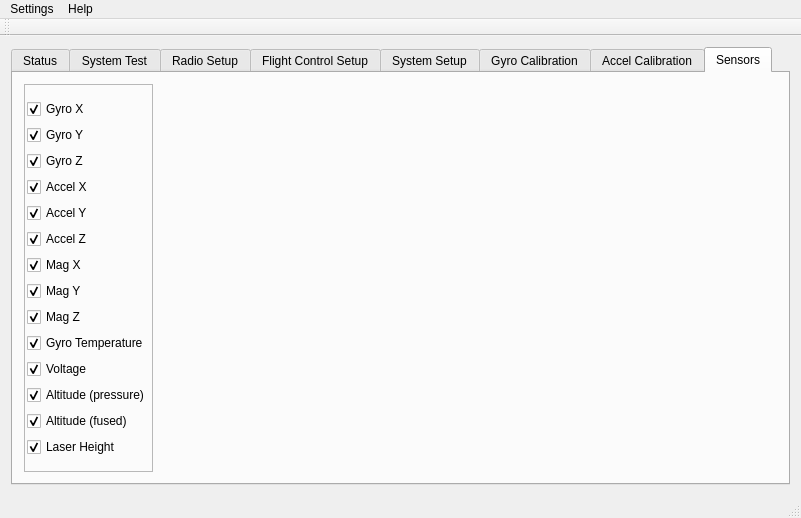
Old version of the form GroundStation-Qt/mainwindow.ui in the repository parallaxinc/Flight-Controller.
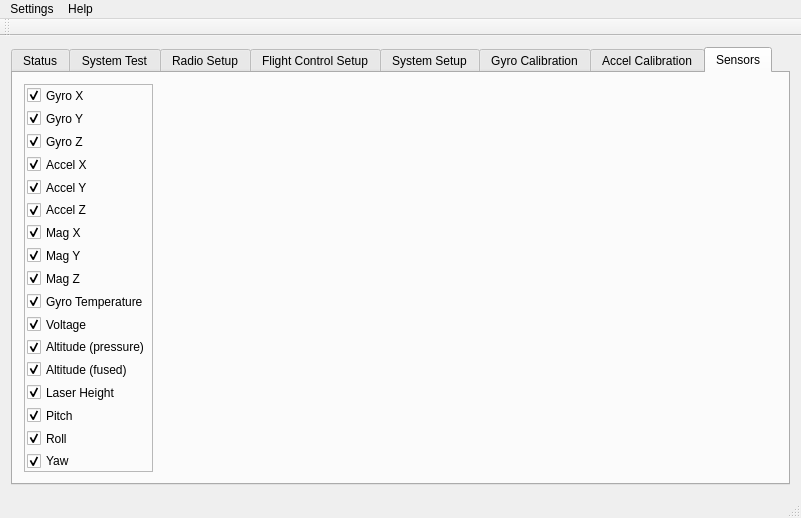
New version of the form. The open tabs and pages were chosen to show the change. Icons and pictures are not drawn. Custom widgets are drawn as their Qt base class.

Commit message: Added remaining sensor values to graphing pane in GS

```diff
--- a/GroundStation-Qt/mainwindow.ui
+++ b/GroundStation-Qt/mainwindow.ui
@@ -3489,6 +3489,36 @@
                  </property>
                 </widget>
                </item>
+               <item>
+                <widget class="QCheckBox" name="cbPitch">
+                 <property name="text">
+                  <string>Pitch</string>
+                 </property>
+                 <property name="checked">
+                  <bool>true</bool>
+                 </property>
+                </widget>
+               </item>
+               <item>
+                <widget class="QCheckBox" name="cbRoll">
+                 <property name="text">
+                  <string>Roll</string>
+                 </property>
+                 <property name="checked">
+                  <bool>true</bool>
+                 </property>
+                </widget>
+               </item>
+               <item>
+                <widget class="QCheckBox" name="cbYaw">
+                 <property name="text">
+                  <string>Yaw</string>
+                 </property>
+                 <property name="checked">
+                  <bool>true</bool>
+                 </property>
+                </widget>
+               </item>
               </layout>
              </item>
             </layout>
```
The commit also changes 2 other files.
